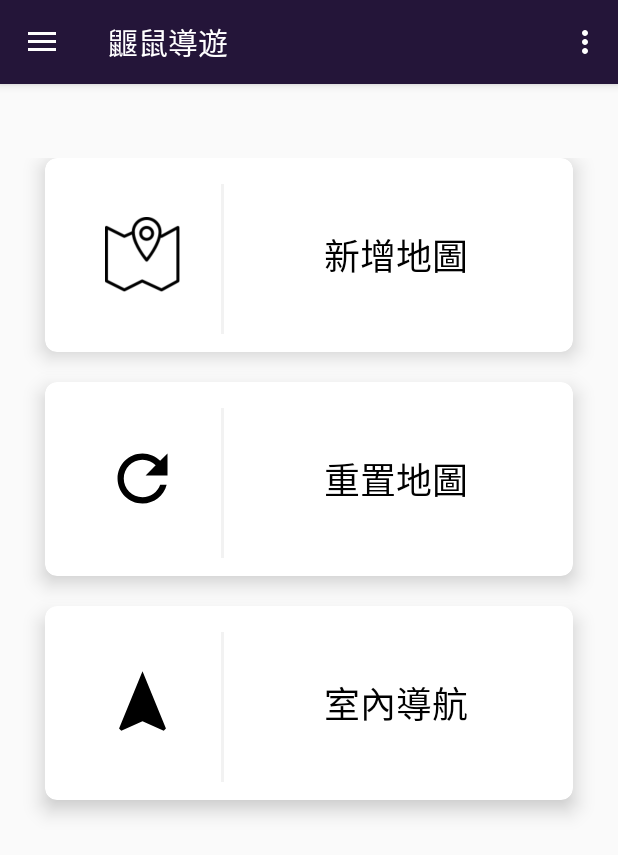
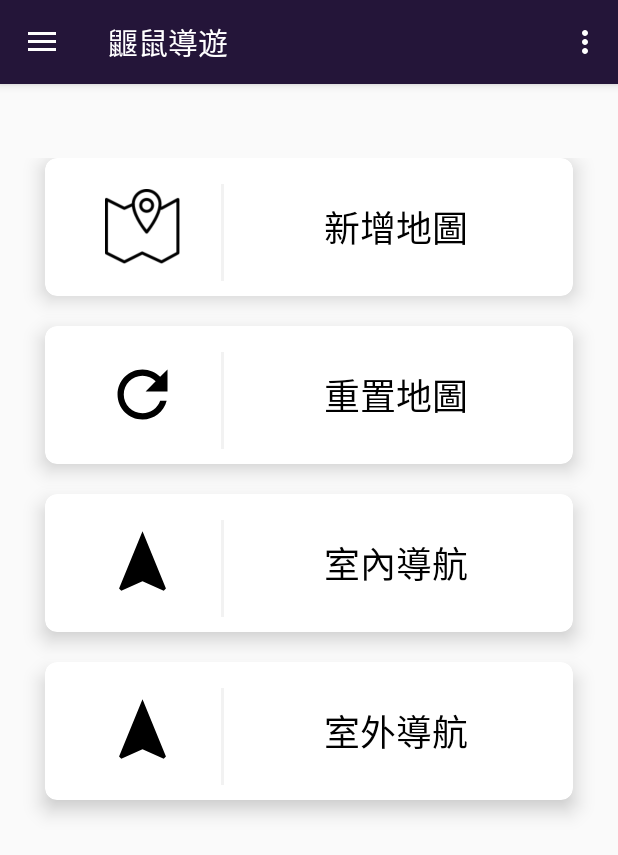
Before and after one commit to abd234tw/Gait_navigation, an Android app: the screen it shows after launch once a user with an empty profile is signed in (MainActivity), on a phone screen of 412 x 824 dp. Shown: the top 855 px of the screen. Run offline under Robolectric (Android 15) with nearby library versions, the phone set to English and light mode, and no system bars; our stand-ins replace Firebase (no records; nobody signed in at launch, a user with empty details on screens opened directly); 1 statement that could not run was skipped.

Commit message:
20180920_2
navigation outdoor

```diff
--- a/app/src/main/java/com/example/allen/gait_navigation/HomeFragment.java
+++ b/app/src/main/java/com/example/allen/gait_navigation/HomeFragment.java
@@ -27,7 +27,7 @@ import java.util.ArrayList;
 
 public class HomeFragment extends Fragment {
 
-    private CardView add_new_map_card,reset_card,navigation_card;
+    private CardView add_new_map_card,reset_card,navigation_card,navigation_outdoor;
     Intent intent;
     //    Button getdata_btn,navigation_btn,reset_btn;
     private FirebaseDatabase database = FirebaseDatabase.getInstance();
@@ -51,7 +51,7 @@ public class HomeFragment extends Fragment {
         add_new_map_card = view.findViewById(R.id.add_new_map_card);
         reset_card = view.findViewById(R.id.reset_card);
         navigation_card = view.findViewById(R.id.navigation_card);
-
+        navigation_outdoor=view.findViewById(R.id.navigation_outdoor);
         add_new_map_card.setOnClickListener(new View.OnClickListener() {
             @Override
             public void onClick(View v) {
@@ -68,6 +68,13 @@ public class HomeFragment extends Fragment {
             }
         });
 
+        /*navigation_outdoor.setOnClickListener(new View.OnClickListener() {
+            @Override
+            public void onClick(View view) {
+                Intent intent = new Intent(getContext(),navigation_outdoor.class);
+                startActivity(intent);
+            }
+        });*/
 //        getdata_btn.setOnClickListener(new Button.OnClickListener() {
 //            @Override
 //            public void onClick(View view) {
--- a/app/src/main/res/layout/fragment_home.xml
+++ b/app/src/main/res/layout/fragment_home.xml
@@ -153,6 +153,53 @@
             </LinearLayout>
         </android.support.v7.widget.CardView>
 
+        <android.support.v7.widget.CardView
+            android:id="@+id/navigation_outdoor"
+            android:foreground="?android:attr/selectableItemBackground"
+            android:clickable="true"
+            android:layout_width="0dp"
+            android:layout_height="0dp"
+            android:layout_columnWeight="1"
+            android:layout_marginBottom="20dp"
+            android:layout_marginLeft="16dp"
+            android:layout_marginRight="16dp"
+            android:layout_rowWeight="1"
+            app:cardCornerRadius="8dp"
+            app:cardElevation="8dp"
+            android:layout_row="0">
+
+            <LinearLayout
+                android:layout_width="match_parent"
+                android:layout_height="wrap_content"
+                android:layout_gravity="center_horizontal|center_vertical"
+                android:layout_margin="10dp"
+                android:orientation="horizontal">
+
+                <ImageView
+                    android:layout_width="50dp"
+                    android:layout_height="50dp"
+                    android:layout_marginLeft="30dp"
+                    android:layout_marginRight="20dp"
+                    android:layout_gravity="center"
+                    android:src="@drawable/ic_navigation_black_24dp" />
+
+                <View
+                    android:layout_width="2dp"
+                    android:layout_height="100dp"
+                    android:background="@color/colorBackGround"
+                    android:layout_margin="7dp"/>
+
+                <TextView
+                    android:layout_width="match_parent"
+                    android:layout_height="wrap_content"
+                    android:text="室外導航"
+                    android:textAlignment="center"
+                    android:layout_gravity="center"
+                    android:textColor="@android:color/black"
+                    android:textSize="24sp" />
+            </LinearLayout>
+        </android.support.v7.widget.CardView>
+
 
     </GridLayout>
 
```
